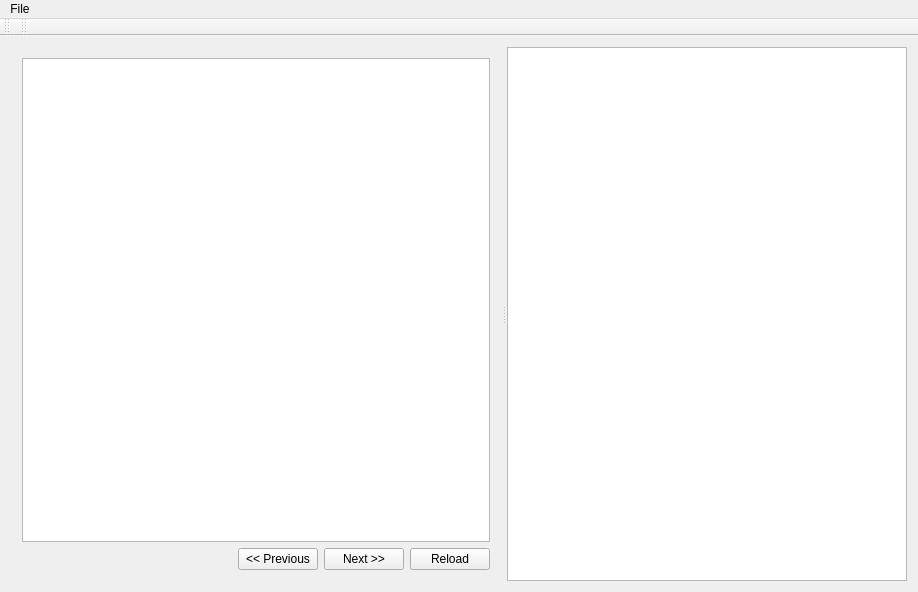
d3ce1t/PrivacyProject, file KinectProject/PrivacyEditor/MainWindow.ui: the form before one commit.
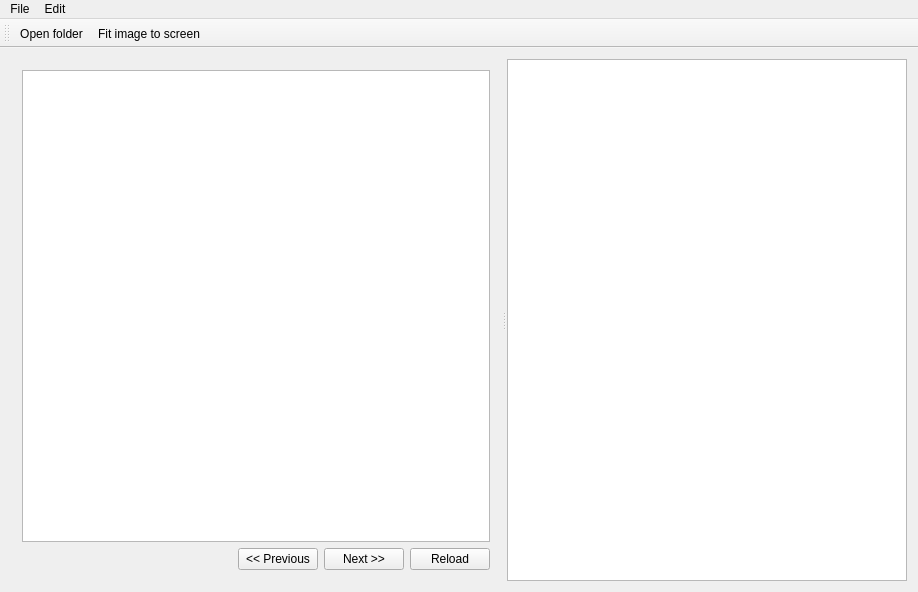
The form after the commit. Icons and pictures are not drawn.

Commit message: PrivacyEditor: Second version with some fit to window functionality

```diff
--- a/KinectProject/PrivacyEditor/MainWindow.ui
+++ b/KinectProject/PrivacyEditor/MainWindow.ui
@@ -38,7 +38,17 @@
       <widget class="QWidget" name="layoutWidget">
        <layout class="QVBoxLayout" name="verticalLayout">
         <item>
-         <widget class="QGraphicsView" name="graphicsView"/>
+         <widget class="QGraphicsView" name="graphicsView">
+          <property name="acceptDrops">
+           <bool>false</bool>
+          </property>
+          <property name="alignment">
+           <set>Qt::AlignLeading|Qt::AlignLeft|Qt::AlignTop</set>
+          </property>
+          <property name="viewportUpdateMode">
+           <enum>QGraphicsView::FullViewportUpdate</enum>
+          </property>
+         </widget>
         </item>
         <item>
          <layout class="QHBoxLayout" name="horizontalLayout">
@@ -112,7 +122,14 @@
     <addaction name="separator"/>
     <addaction name="actionQuit"/>
    </widget>
+   <widget class="QMenu" name="menuEdit">
+    <property name="title">
+     <string>Edit</string>
+    </property>
+    <addaction name="actionFit_image_to_screen"/>
+   </widget>
    <addaction name="menuOpen_image"/>
+   <addaction name="menuEdit"/>
   </widget>
   <widget class="QToolBar" name="mainToolBar">
    <attribute name="toolBarArea">
@@ -121,17 +138,8 @@
    <attribute name="toolBarBreak">
     <bool>false</bool>
    </attribute>
-  </widget>
-  <widget class="QToolBar" name="toolBar">
-   <property name="windowTitle">
-    <string>toolBar</string>
-   </property>
-   <attribute name="toolBarArea">
-    <enum>TopToolBarArea</enum>
-   </attribute>
-   <attribute name="toolBarBreak">
-    <bool>false</bool>
-   </attribute>
+   <addaction name="actionOpen_folder"/>
+   <addaction name="actionFit_image_to_screen"/>
   </widget>
   <action name="actionOpen_folder">
    <property name="text">
@@ -149,6 +157,15 @@
     <string>Ctrl+Q</string>
    </property>
   </action>
+  <action name="actionFit_image_to_screen">
+   <property name="icon">
+    <iconset resource="resources.qrc">
+     <normaloff>:/icons/icons/view-fullscreen.svg</normaloff>:/icons/icons/view-fullscreen.svg</iconset>
+   </property>
+   <property name="text">
+    <string>Fit image to screen</string>
+   </property>
+  </action>
  </widget>
  <layoutdefault spacing="6" margin="11"/>
  <resources/>
```
Left out of the diff: 12 changed lines with no effect on the pictures. The commit also changes 7 other files.
